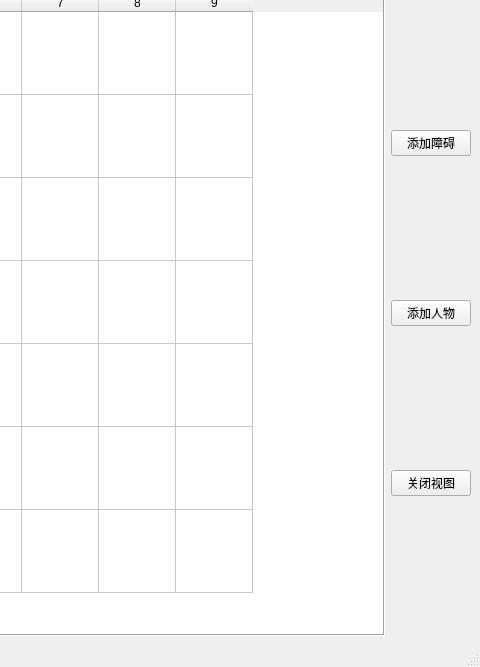
Above: dps_calculator.ui from syfoud/dps_calculator before the change; both pictures show x 548 to 1028 and y 104 to 771 of the 1028 by 771 pixel window. Below: the same form after it.
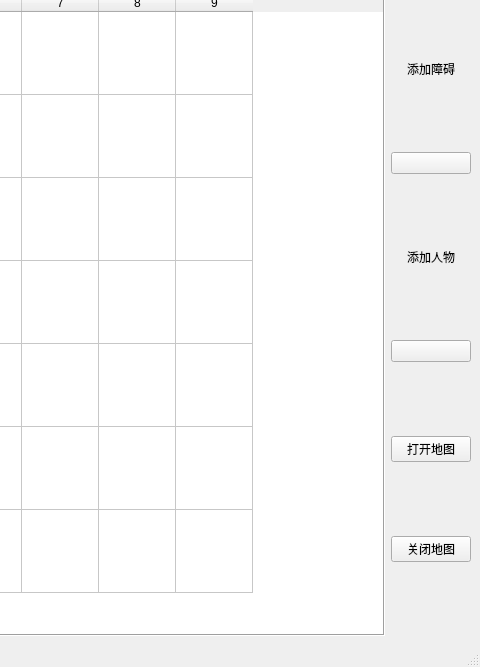
That is the form after the change.

```diff
--- a/dps_calculator.ui
+++ b/dps_calculator.ui
@@ -10,6 +10,18 @@
     <height>771</height>
    </rect>
   </property>
+  <property name="minimumSize">
+   <size>
+    <width>1028</width>
+    <height>771</height>
+   </size>
+  </property>
+  <property name="maximumSize">
+   <size>
+    <width>1028</width>
+    <height>771</height>
+   </size>
+  </property>
   <property name="windowTitle">
    <string>dps计算器</string>
   </property>
@@ -295,24 +307,63 @@
         </item>
         <item>
          <layout class="QVBoxLayout" name="verticalLayout_3">
-          <item>
-           <widget class="QPushButton" name="pushButton">
+          <item alignment="Qt::AlignHCenter">
+           <widget class="QLabel" name="label_3">
+            <property name="sizePolicy">
+             <sizepolicy hsizetype="Fixed" vsizetype="Fixed">
+              <horstretch>0</horstretch>
+              <verstretch>0</verstretch>
+             </sizepolicy>
+            </property>
             <property name="text">
              <string>添加障碍</string>
             </property>
            </widget>
           </item>
           <item>
-           <widget class="QPushButton" name="pushButton_3">
+           <widget class="QPushButton" name="obstacle">
+            <property name="sizePolicy">
+             <sizepolicy hsizetype="Minimum" vsizetype="Fixed">
+              <horstretch>0</horstretch>
+              <verstretch>0</verstretch>
+             </sizepolicy>
+            </property>
+            <property name="text">
+             <string/>
+            </property>
+           </widget>
+          </item>
+          <item alignment="Qt::AlignHCenter">
+           <widget class="QLabel" name="label_4">
+            <property name="sizePolicy">
+             <sizepolicy hsizetype="Fixed" vsizetype="Fixed">
+              <horstretch>0</horstretch>
+              <verstretch>0</verstretch>
+             </sizepolicy>
+            </property>
             <property name="text">
              <string>添加人物</string>
             </property>
            </widget>
           </item>
+          <item>
+           <widget class="QPushButton" name="people">
+            <property name="text">
+             <string/>
+            </property>
+           </widget>
+          </item>
           <item>
            <widget class="QPushButton" name="map_change">
             <property name="text">
-             <string>关闭视图</string>
+             <string>打开地图</string>
+            </property>
+           </widget>
+          </item>
+          <item>
+           <widget class="QPushButton" name="close_map">
+            <property name="text">
+             <string>关闭地图</string>
             </property>
            </widget>
           </item>
```
Left out of the diff: 6 changed lines with no effect on the pictures.
